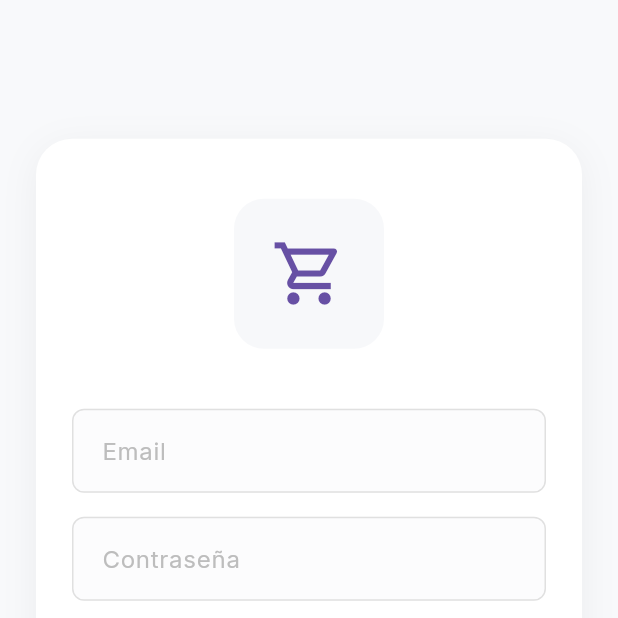
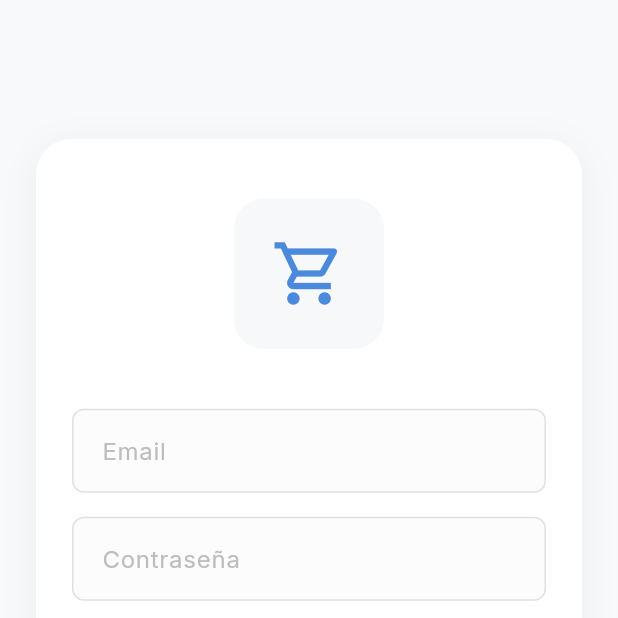
Before and after one commit to FlowState-Tech/smartcart-consumer, a Flutter app: the screen it shows after launch, on a phone screen of 412 x 824 dp, the top half of it. Run offline on Flutter 3.47's test engine with Material 3 defaults, Android fonts, the phone set to English and light mode, and no system bars; our stand-ins replace google_fonts.

Commit message:
feat: implement home bottom navigation and apply global blue theme

```diff
--- a/lib/main.dart
+++ b/lib/main.dart
@@ -1,17 +1,31 @@
 import 'package:flutter/material.dart';
+import 'package:google_fonts/google_fonts.dart';
 import 'interface/login_page.dart';
 
 void main() {
-  runApp(const MyApp());
+  runApp(const SmartCartApp());
 }
 
-class MyApp extends StatelessWidget {
-  const MyApp({super.key});
+class SmartCartApp extends StatelessWidget {
+  const SmartCartApp({super.key});
 
   @override
   Widget build(BuildContext context) {
-    return const MaterialApp(
-      home: LoginPage(),
+    return MaterialApp(
+      title: 'SmartCart Consumer',
+      debugShowCheckedModeBanner: false,
+      theme: ThemeData(
+        colorScheme: ColorScheme.fromSeed(
+          seedColor: const Color(0xFF4A89DC), // SmartCart Blue
+          primary: const Color(0xFF4A89DC),
+          secondary: const Color(0xFF53A6D8), // Light Blue
+        ),
+        textTheme: GoogleFonts.interTextTheme(
+          Theme.of(context).textTheme,
+        ),
+        useMaterial3: true,
+      ),
+      home: const LoginPage(),
     );
   }
 }
```
Also changed, not shown: lib/interface/home_page.dart (added, +92 -0 lines).
